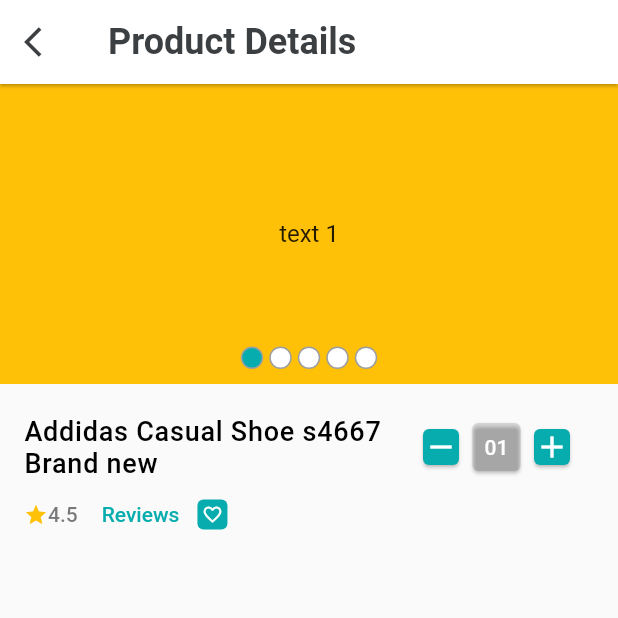
After one commit to kafi015/ecommerce_shopanbd, a Flutter app: the ProductDetailsScreen screen opened directly, on a phone screen of 412 x 824 dp, the top half of it. The commit adds this screen. Run offline on Flutter 3.47's test engine with Material 2 defaults, Android fonts, the phone set to English and light mode, and no system bars; drawn by our look-alikes of carousel_slider; our stand-ins replace get, pin_code_fields.

Commit message:
Product details ui running

```diff
--- a/lib/main.dart
+++ b/lib/main.dart
@@ -1,5 +1,6 @@
 import 'package:ecommerce_shopanbd/ui/screens/splash_screen.dart';
 import 'package:ecommerce_shopanbd/ui/state_managers/bottom_nav_bar_controller.dart';
+import 'package:ecommerce_shopanbd/ui/state_managers/cart_controller.dart';
 import 'package:ecommerce_shopanbd/ui/utils/app_colors.dart';
 import 'package:flutter/material.dart';
 import 'package:get/get.dart';
@@ -46,6 +47,7 @@
   //  Get.create<BottomNavigationBarController>(() => BottomNavigationBarController());
    // Get.put(() => BottomNavigationBarController());
     Get.put(BottomNavigationBarController());
+    Get.put(CartController());
   }
 }
 
--- a/lib/ui/screens/home_screen.dart
+++ b/lib/ui/screens/home_screen.dart
@@ -119,7 +119,7 @@
               Remarks(
                 title: 'Popular',
                 onTap: () {
-                  Get.to(ProductListScreen());
+                  Get.to(const ProductListScreen());
                 },
               ),
               const SingleChildScrollView(
--- a/lib/ui/screens/product_list_screen.dart
+++ b/lib/ui/screens/product_list_screen.dart
@@ -1,6 +1,7 @@
-import 'package:ecommerce_shopanbd/ui/utils/app_colors.dart';
 import 'package:ecommerce_shopanbd/ui/widgets/product_card.dart';
 import 'package:flutter/material.dart';
+
+import '../widgets/appbar_back_button.dart';
 
 class ProductListScreen extends StatelessWidget {
   const ProductListScreen({Key? key}) : super(key: key);
@@ -9,27 +10,19 @@
   Widget build(BuildContext context) {
     return Scaffold(
       appBar: AppBar(
-        leading: IconButton(
-          onPressed: () {
-            Navigator.pop(context);
-          },
-          icon: Icon(
-            Icons.arrow_back_ios,
-            color: greyColor,
-          ),
-        ),
-        title: Text('Products'),
+        leading: const AppBarBackButtton(),
+        title: const Text('Products'),
       ),
       body: GridView.builder(
-        physics: BouncingScrollPhysics(),
+        physics: const BouncingScrollPhysics(),
           itemCount: 50,
-          gridDelegate: SliverGridDelegateWithFixedCrossAxisCount(
+          gridDelegate: const SliverGridDelegateWithFixedCrossAxisCount(
             mainAxisSpacing: 5,
             crossAxisCount: 3,
             childAspectRatio: 0.75
           ),
           itemBuilder: (context, index) {
-            return ProductCart();
+            return const ProductCart();
           }),
     );
   }
--- /dev/null
+++ b/lib/ui/screens/products_details_screen.dart
@@ -0,0 +1,158 @@
+import 'package:ecommerce_shopanbd/ui/state_managers/cart_controller.dart';
+import 'package:ecommerce_shopanbd/ui/utils/text_style.dart';
+import 'package:ecommerce_shopanbd/ui/widgets/appbar_back_button.dart';
+import 'package:ecommerce_shopanbd/ui/widgets/product_details/product_image_carousal.dart';
+import 'package:flutter/material.dart';
+import 'package:get/get.dart';
+
+import '../utils/app_colors.dart';
+
+class ProductDetailsScreen extends StatelessWidget {
+  const ProductDetailsScreen({Key? key}) : super(key: key);
+  @override
+  Widget build(BuildContext context) {
+    return Scaffold(
+      appBar: AppBar(
+        leading: const AppBarBackButtton(),
+        title: const Text('Product Details'),
+      ),
+      body: Column(
+        children: [
+          ProductImageCarusal(),
+          const SizedBox(height: 5,),
+          Padding(
+            padding: const EdgeInsets.all(16.0),
+            child: Column(
+              children: [
+                Row(
+                  children: [
+                    Expanded(
+                      flex: 70,
+                      child: Text(
+                        'Addidas Casual Shoe s4667 Brand new',
+                        style: titleTextStyle.copyWith(
+                          fontSize: 18,
+                        ),
+                      ),
+                    ),
+                    Expanded(
+                      flex: 30,
+                      child: Row(
+                        children: [
+                          InkWell(
+                            child: const Card(
+                              color: primaryColor,
+                              margin: EdgeInsets.zero,
+                              child: Icon(
+                                Icons.remove,
+                                color: Colors.white,
+                              ),
+                            ),
+                            onTap: () {
+                              Get.find<CartController>().decreaseCartNumber();
+                            },
+                          ),
+                          const SizedBox(
+                            width: 5,
+                          ),
+                          SizedBox(
+                            width: 40,
+                            child: GetBuilder<CartController>(
+                              builder: (controller) => Card(
+                                color: softGreyColor.withOpacity(0.2),
+                                child: Padding(
+                                  padding: const EdgeInsets.all(8.0),
+                                  child: Text(
+                                    controller.noOfProductGet < 10
+                                        ? '0${controller.noOfProductGet}'
+                                        : controller.noOfProductGet.toString(),
+                                    style: const TextStyle(
+                                        color: Colors.white,
+                                        fontWeight: FontWeight.w500),
+                                  ),
+                                ),
+                              ),
+                            ),
+                          ),
+                          const SizedBox(
+                            width: 5,
+                          ),
+                          InkWell(
+                            child: const Card(
+                              color: primaryColor,
+                              margin: EdgeInsets.zero,
+                              child: Icon(
+                                Icons.add,
+                                color: Colors.white,
+                              ),
+                            ),
+                            onTap: () {
+                              Get.find<CartController>().addCartNumber();
+                            },
+                          ),
+                        ],
+                      ),
+                    ),
+                  ],
+                ),
+                Row(
+                  children: [
+                    Wrap(
+                      crossAxisAlignment: WrapCrossAlignment.center,
+                      children: [
+                        const Icon(
+                          Icons.star,
+                          size: 16,
+                          color: Colors.amber,
+                        ),
+                        Text(
+                          '4.5',
+                          style: TextStyle(
+                            fontSize: 14,
+                            fontWeight: FontWeight.w500,
+                            color: greyColor.withOpacity(0.7),
+                          ),
+                        ),
+                      ],
+                    ),
+                    const SizedBox(
+                      width: 8,
+                    ),
+                    TextButton(
+                      onPressed: () {},
+                      child: const Text(
+                        'Reviews',
+                        style: TextStyle(
+                          fontSize: 14,
+                          fontWeight: FontWeight.w500,
+                          color: primaryColor,
+                        ),
+                      ),
+                    ),
+                    const SizedBox(
+                      width: 4,
+                    ),
+                    Container(
+                      decoration: BoxDecoration(
+                        color: primaryColor,
+                        borderRadius: BorderRadius.circular(4.0),
+                      ),
+                      child: const Padding(
+                        padding: EdgeInsets.all(3.0),
+                        child: Icon(
+                          Icons.favorite_border,
+                          size: 14,
+                          color: Colors.white,
+                        ),
+                      ),
+                    ),
+                  ],
+                ),
+              ],
+            ),
+          ),
+        ],
+      ),
+    );
+  }
+}
--- /dev/null
+++ b/lib/ui/state_managers/cart_controller.dart
@@ -0,0 +1,25 @@
+import 'package:get/get.dart';
+
+class CartController extends GetxController
+{
+  int noOfProduct = 1;
+
+  int get noOfProductGet => noOfProduct;
+
+  void addCartNumber()
+  {
+      if(noOfProduct<10)
+        {
+          noOfProduct += 1;
+          update();
+        }
+  }
+  void decreaseCartNumber()
+  {
+      if(noOfProduct>1)
+        {
+          noOfProduct -= 1;
+          update();
+        }
+  }
+}
--- /dev/null
+++ b/lib/ui/widgets/appbar_back_button.dart
@@ -0,0 +1,22 @@
+import 'package:flutter/material.dart';
+
+import '../utils/app_colors.dart';
+
+class AppBarBackButtton extends StatelessWidget {
+  const AppBarBackButtton({
+    super.key,
+  });
+
+  @override
+  Widget build(BuildContext context) {
+    return IconButton(
+      onPressed: () {
+        Navigator.pop(context);
+      },
+      icon: const Icon(
+        Icons.arrow_back_ios,
+        color: greyColor,
+      ),
+    );
+  }
+}
--- a/lib/ui/widgets/product_card.dart
+++ b/lib/ui/widgets/product_card.dart
@@ -1,4 +1,6 @@
+import 'package:ecommerce_shopanbd/ui/screens/products_details_screen.dart';
 import 'package:flutter/material.dart';
+import 'package:get/get.dart';
 
 import '../utils/app_colors.dart';
 
@@ -11,6 +13,10 @@
   Widget build(BuildContext context) {
     return SizedBox(
       width: 140,
+      child: InkWell(
+        onTap: () {
+          Get.to(const ProductDetailsScreen());
+        },
         child: Card(
           margin: const EdgeInsets.symmetric(horizontal: 5),
           shape: RoundedRectangleBorder(borderRadius: BorderRadius.circular(10.0)),
@@ -97,6 +103,7 @@
             ],
           ),
         ),
+      ),
     );
   }
 }
--- a/lib/ui/widgets/product_details/category_card_widget.dart
+++ b/lib/ui/widgets/product_details/category_card_widget.dart
@@ -1,4 +1,3 @@
-import 'package:ecommerce_shopanbd/ui/screens/category_screen.dart';
 import 'package:ecommerce_shopanbd/ui/screens/product_list_screen.dart';
 import 'package:flutter/material.dart';
 import 'package:get/get.dart';
@@ -22,7 +21,7 @@
   Widget build(BuildContext context) {
     return InkWell(
       onTap: () {
-       Get.to(ProductListScreen());
+       Get.to(const ProductListScreen());
       },
       child: Padding(
         padding: const EdgeInsets.symmetric(horizontal: 6),
--- /dev/null
+++ b/lib/ui/widgets/product_details/product_image_carousal.dart
@@ -0,0 +1,80 @@
+import 'package:carousel_slider/carousel_slider.dart';
+import 'package:flutter/material.dart';
+
+import '../../utils/app_colors.dart';
+
+class ProductImageCarusal extends StatelessWidget {
+  final ValueNotifier<int> _sliderIndex = ValueNotifier(0);
+
+  ProductImageCarusal({super.key});
+  @override
+  Widget build(BuildContext context) {
+    return Stack(
+      children: [
+        CarouselSlider(
+          options: CarouselOptions(
+              height: 200.0,
+              viewportFraction: 1,
+              autoPlay: true,
+              onPageChanged: (index, _)
+              {
+                _sliderIndex.value = index;
+              }
+
+          ),
+          items: [1, 2, 3, 4, 5].map((i) {
+            return Builder(
+              builder: (BuildContext context) {
+                return Container(
+                    width: MediaQuery.of(context).size.width,
+
+                    decoration: const BoxDecoration(
+                      color: Colors.amber,
+
+                    ),
+                    alignment: Alignment.center,
+                    child: Text(
+                      'text $i',
+                      style: const TextStyle(fontSize: 16.0),
+                    ));
+              },
+            );
+          }).toList(),
+        ),
+        const SizedBox(
+          height: 8,
+        ),
+        Positioned.fill(
+          child: Align(
+            alignment: Alignment.bottomCenter,
+            child: Padding(
+              padding: const EdgeInsets.only(bottom: 8.0),
+              child: ValueListenableBuilder(
+                valueListenable: _sliderIndex,
+                builder: (context, currentIndex, _)=> Row(
+                  mainAxisAlignment: MainAxisAlignment.center,
+                  children: [
+                    for(int i =0;i<5;i++)
+                      Padding(
+                        padding: const EdgeInsets.all(2.0),
+                        child: Container(
+                          height: 15,
+                          width: 15,
+                          decoration: BoxDecoration(
+                            color: i==currentIndex? primaryColor: Colors.white,
+                            border: Border.all(color: Colors.grey),
+                            borderRadius: BorderRadius.circular(10.0),
+                          ),
+                        ),
+                      )
+
+                  ],
+                ),
+              ),
+            ),
+          ),
+        ),
+      ],
+    );
+  }
+}
```
Lines whose indentation alone changed are shown as unchanged.
